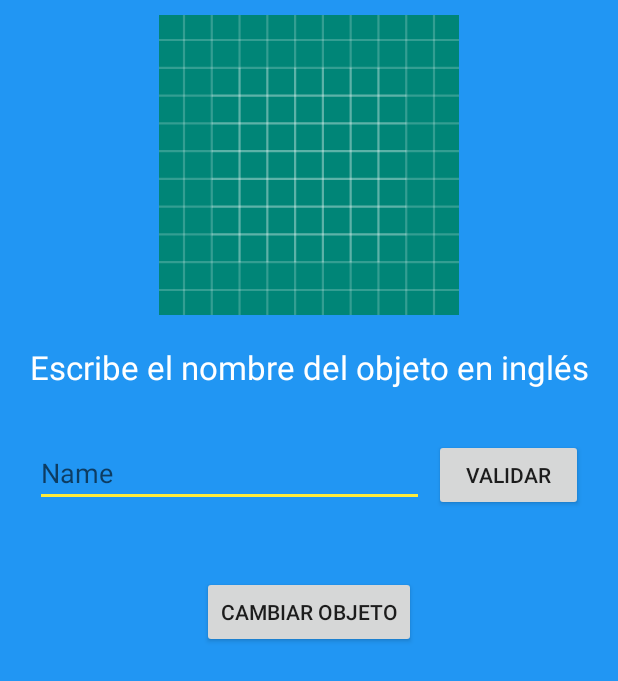
After one commit to gasparpd/Android, an Android app: the PracticaObjetos screen opened directly, with no data from a screen before it, on a phone screen of 412 x 824 dp. The commit adds this screen. Shown: the top 681 px of the screen. Run offline under Robolectric (Android 15) with nearby library versions, the phone set to English and light mode, and no system bars.

Commit message:
Añadida la activity para practicar los objetos

```diff
--- /dev/null
+++ b/AppAprendiendoIdiomas/app/src/main/java/com/example/appaprendiendoidiomas/PracticaObjetos.java
@@ -0,0 +1,62 @@
+package com.example.appaprendiendoidiomas;
+
+import android.graphics.Color;
+import android.os.Bundle;
+import android.view.View;
+import android.widget.Button;
+import android.widget.EditText;
+import android.widget.ImageView;
+import android.widget.Toast;
+
+import java.util.ArrayList;
+
+public class PracticaObjetos extends MainActivity {
+    private int posicion = 0;
+    private ArrayList<ObjetoCotidiano> objetos;
+    private ImageView imagenObjeto;
+    private Button btn_validar, btn_cambiarObjeto;
+    private EditText txt_name;
+
+    @Override
+    protected void onCreate(Bundle savedInstanceState) {
+        super.onCreate(savedInstanceState);
+        setContentView(R.layout.activity_practica_objetos);
+
+        imagenObjeto = findViewById(R.id.apr_objetos_image);
+        btn_validar = findViewById(R.id.pract_objetos_btn_validar);
+        btn_cambiarObjeto = findViewById(R.id.pract_objetos_btn_cambiar);
+        txt_name = findViewById(R.id.pract_objetos_object_name);
+
+        objetos = new ArrayList<ObjetoCotidiano>();
+        objetos.add(new ObjetoCotidiano("BALÓN", R.drawable.balon, "BALL"));
+        objetos.add(new ObjetoCotidiano("CEPILLO DEL PELO", R.drawable.cepillo_pelo, "HAIR BRUSH"));
+        objetos.add(new ObjetoCotidiano("BOLÍGRAFO", R.drawable.boli, "PEN"));
+        objetos.add(new ObjetoCotidiano("CAMA", R.drawable.cama, "BED"));
+        objetos.add(new ObjetoCotidiano("CEPILLO DE DIENTES", R.drawable.cepillo_dientes, "TOOTHBRUSH"));
+        objetos.add(new ObjetoCotidiano("CONO", R.drawable.cono, "WORK CONE"));
+        objetos.add(new ObjetoCotidiano("LÁPIZ", R.drawable.lapiz, "PENCIL"));
+        objetos.add(new ObjetoCotidiano("LLAVES", R.drawable.llaves, "KEYS"));
+        objetos.add(new ObjetoCotidiano("RELOJ", R.drawable.reloj, "WATCH"));
+        objetos.add(new ObjetoCotidiano("TIJERAS", R.drawable.tijeras, "SCISSORS"));
+    }
+
+    public void cambiarObjeto(View view) {
+        if (posicion >= objetos.size()) {
+            posicion = 0;
+        }
+
+        imagenObjeto.setImageResource(objetos.get(posicion).getImagen());
+    }
+
+    public void validarObjeto(View view) {
+        String inputName = txt_name.getText().toString();
+
+        if (inputName.equalsIgnoreCase(objetos.get(posicion).getName())) {
+            txt_name.setBackgroundColor(Color.GREEN);
+            Toast.makeText(this, "¡HAS ACERTADO!", Toast.LENGTH_SHORT).show();
+        } else {
+            txt_name.setBackgroundColor(Color.RED);
+            Toast.makeText(this, "HAS FALLADO", Toast.LENGTH_SHORT).show();
+        }
+    }
+}
--- /dev/null
+++ b/AppAprendiendoIdiomas/app/src/main/res/layout/activity_practica_objetos.xml
@@ -0,0 +1,61 @@
+<?xml version="1.0" encoding="utf-8"?>
+<LinearLayout xmlns:android="http://schemas.android.com/apk/res/android"
+    xmlns:app="http://schemas.android.com/apk/res-auto"
+    xmlns:tools="http://schemas.android.com/tools"
+    android:layout_width="match_parent"
+    android:layout_height="match_parent"
+    android:orientation="vertical"
+    android:background="@color/colorPrimary"
+    tools:context=".PracticaObjetos">
+
+    <ImageView
+        android:id="@+id/prac_objetos_imgv"
+        android:layout_width="match_parent"
+        android:layout_height="200dp"
+        android:layout_margin="10dp"
+        app:srcCompat="@drawable/ic_launcher_background" />
+
+    <TextView
+        android:id="@+id/textView2"
+        android:layout_width="match_parent"
+        android:layout_height="wrap_content"
+        android:textAlignment="center"
+        android:layout_margin="10dp"
+        android:textColor="@color/text_color"
+        android:textSize="22dp"
+        android:text="Escribe el nombre del objeto en inglés" />
+
+    <LinearLayout
+        android:layout_width="match_parent"
+        android:layout_height="wrap_content"
+        android:layout_margin="20dp"
+        android:orientation="horizontal">
+
+        <EditText
+            android:id="@+id/pract_objetos_object_name"
+            android:layout_width="match_parent"
+            android:layout_height="wrap_content"
+            android:layout_margin="3dp"
+            android:layout_weight="1"
+            android:ems="10"
+            android:hint="@string/pract_objetos_txthint_name"
+            android:inputType="textPersonName" />
+
+        <Button
+            android:id="@+id/pract_objetos_btn_validar"
+            android:layout_width="match_parent"
+            android:layout_height="wrap_content"
+            android:layout_margin="3dp"
+            android:layout_weight="2.5"
+            android:text="@string/pract_objetos_btn_validar" />
+    </LinearLayout>
+
+    <Button
+        android:id="@+id/pract_objetos_btn_cambiar"
+        android:layout_width="wrap_content"
+        android:layout_height="wrap_content"
+        android:text="@string/pract_objetos_btn_cambiar_objeto"
+        android:layout_gravity="center"
+        android:layout_marginTop="20dp" />
+
+</LinearLayout>
--- a/AppAprendiendoIdiomas/app/src/main/res/values/strings.xml
+++ b/AppAprendiendoIdiomas/app/src/main/res/values/strings.xml
@@ -27,4 +27,7 @@
     <string name="tv_rango_numeros">Elige el rango de números</string>
     <string name="main_tv_desc">En esta app podrás aprender y practicar con los números y los colores en inglés.\nEmpieza pulsando los botones del fondo.</string>
     <string name="main_btn_objetos">Objetos</string>
+    <string name="pract_objetos_btn_validar">Validar</string>
+    <string name="pract_objetos_txthint_name">Name</string>
+    <string name="pract_objetos_btn_cambiar_objeto">Cambiar Objeto</string>
 </resources>
```
